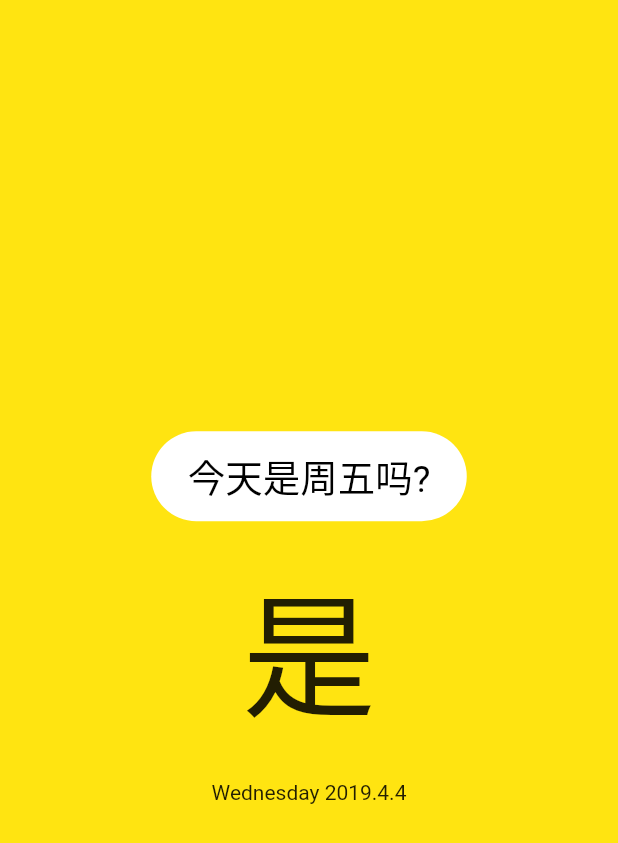
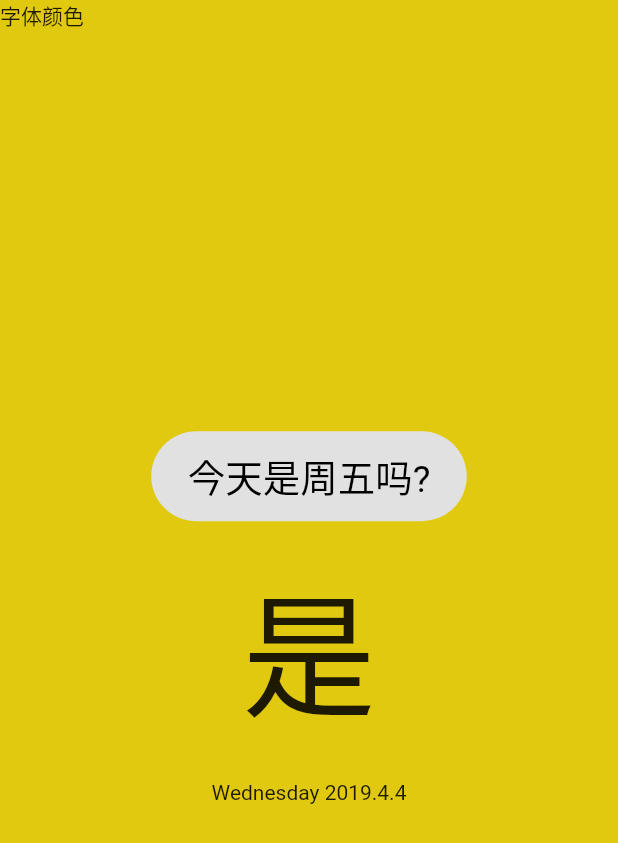
Before and after one commit to zhufree/friday_today, a Flutter app: the screen it shows after launch, on a phone screen of 412 x 824 dp. Shown: the top 843 px of the screen. Run offline on Flutter 3.47's test engine with Material 2 defaults, Android fonts, the phone set to English and light mode, and no system bars.

Commit message:
update：UI开发ing

```diff
--- /dev/null
+++ b/lib/constants.dart
@@ -0,0 +1,13 @@
+import 'package:flutter/material.dart';
+
+class Strings {
+  static String appName = "今天是周五吗?";
+}
+
+class FridayColors {
+  static Color jikeWhite = Color(0xFFF8F8F8);
+  static Color jikeYellow = Color(0xFFFFE411);
+  static Color jikeBlue = Color(0xFF01A9F4);
+  static Color jikeBlack = Color(0xFF404040);
+
+}
--- a/lib/main.dart
+++ b/lib/main.dart
@@ -1,5 +1,5 @@
 import 'package:flutter/material.dart';
-import 'strings.dart';
+import 'constants.dart';
 
 void main() => runApp(FridayApp());
 
@@ -98,16 +98,45 @@ class _FridayPageState extends State<FridayPage> {
     );
   }
 
-  _buillControlPanel() {
-    return Container(
-      color: Color.fromARGB(30, 0, 0, 0),
+  _buildColorController() {
+    return Row(
+      crossAxisAlignment: CrossAxisAlignment.center,
+      children: <Widget>[
+        Text("字体颜色"),
+        ClipOval(
+          child: Container(
+            color: FridayColors.jikeWhite,
+          ),
+        )
+      ],
+    );
+  }
+
+  _buildControlPanel() {
+    return Align(
+      alignment: Alignment.bottomCenter,
+      heightFactor: 1.0,
+      child: Container(
+        color: Color.fromARGB(30, 0, 0, 0),
+        child: Column(
+          children: <Widget>[
+            _buildColorController(),
+          ],
+        ),
+      ),
     );
   }
   @override
   Widget build(BuildContext context) {
     return Scaffold(
       backgroundColor: bgColor,
-      body: _buildShowContent(),
+      body: Stack(
+        alignment: Alignment.bottomCenter,
+        children: <Widget>[
+          _buildShowContent(),
+          _buildControlPanel(),
+        ],
+      )
     );
   }
 }
--- a/lib/strings.dart
+++ /dev/null
@@ -1,3 +0,0 @@
-class Strings {
-  static String appName = "今天是周五吗?";
-}
```
